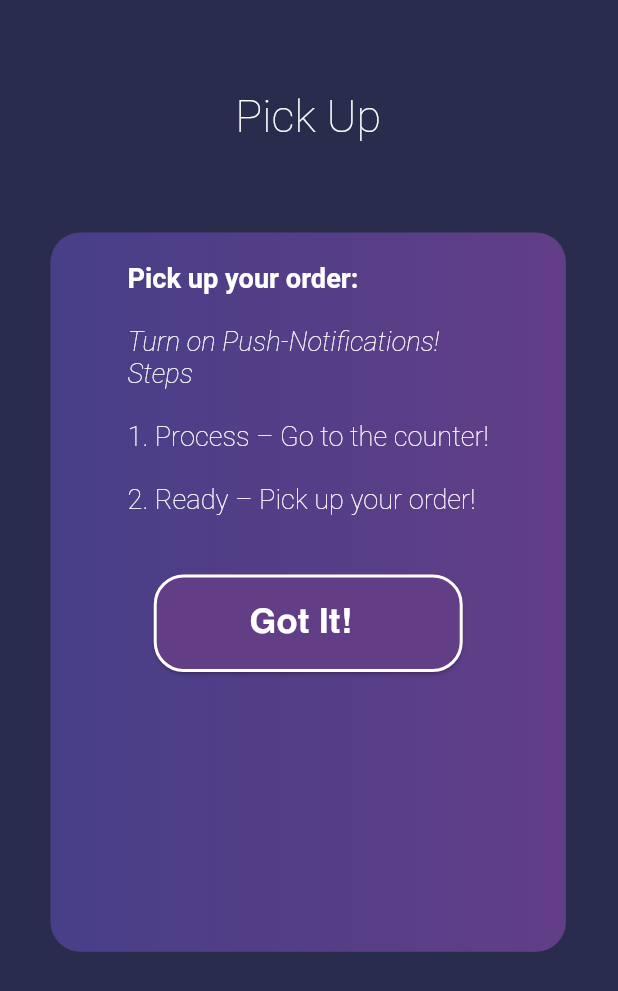
After one commit to sark-khan/barfly_user, a Flutter app: the PickUpScreen screen opened by its route, on a phone screen of 412 x 824 dp. The commit adds this screen. Shown: the top 991 px of the screen. Run offline on Flutter 3.47's test engine with Material 3 defaults, Android fonts, the light colour scheme and no system bars; our stand-ins replace get, get_storage, google_fonts, shimmer; accounts and stored records are empty.

Commit message:
responsive check and pickup screen

```diff
--- a/lib/routeGenerator.dart
+++ b/lib/routeGenerator.dart
@@ -10,6 +10,7 @@ import 'package:barfly_user/screens/MenuItems.dart';
 import 'package:barfly_user/screens/OrderOverview.dart';
 import 'package:barfly_user/screens/PersonalDataScreen.dart';
 import 'package:barfly_user/screens/PersonalScreen.dart';
+import 'package:barfly_user/screens/PickUpScreen.dart';
 import 'package:barfly_user/screens/TokenScreen.dart';
 import 'package:flutter/foundation.dart';
 import 'package:flutter/material.dart';
@@ -71,6 +72,10 @@ class RouteGenerator {
 
       case "/account-details-screen":
         return FadeRoute(page: AccountDetailsScreen());
+      case '/pickup-screen':
+        return FadeRoute(
+          page: PickUpScreen(),
+        );
       case '/personal-data-screen':
         return FadeRoute(
           page: PersonalDataScreen(),
--- /dev/null
+++ b/lib/screens/PickUpScreen.dart
@@ -0,0 +1,184 @@
+import 'package:barfly_user/appConstants.dart';
+import 'package:barfly_user/commonFunctions.dart';
+import 'package:flutter/material.dart';
+import 'package:google_fonts/google_fonts.dart';
+
+class PickUpScreen extends StatelessWidget {
+  const PickUpScreen({Key? key}) : super(key: key); // add a name key parameter
+  @override
+  Widget build(BuildContext context) {
+    double screenHeight = MediaQuery.of(context).size.height;
+    double screenWidth = MediaQuery.of(context).size.width;
+    return (PopScope(
+        canPop: true,
+        child: (Scaffold(
+            body: Padding(
+                padding: EdgeInsets.only(
+                    left: screenWidth * 0.08142, right: screenWidth * 0.08396),
+                child: (Column(
+                  mainAxisAlignment: MainAxisAlignment.start,
+                  crossAxisAlignment: CrossAxisAlignment.start,
+                  children: [
+                    SizedBox(
+                      height: 60,
+                    ),
+                    Center(
+                      child: Container(
+                        margin: const EdgeInsets.only(left: 0),
+                        child: RichText(
+                            text: const TextSpan(
+                                style: TextStyle(
+                                    color: Colors.white, fontSize: 30),
+                                children: [
+                              TextSpan(
+                                children: [
+                                  TextSpan(
+                                    text: "Pick ",
+                                    style:
+                                        TextStyle(fontWeight: FontWeight.w100),
+                                  ),
+                                  TextSpan(
+                                    text: "Up",
+                                    style:
+                                        TextStyle(fontWeight: FontWeight.w100),
+                                  ),
+                                ],
+                              )
+                            ])),
+                      ),
+                    ),
+                    SizedBox(
+                      height: 60,
+                    ),
+                    Expanded(
+                      child: SingleChildScrollView(
+                        child: Center(
+                          child: Container(
+                            constraints: BoxConstraints(
+                              minHeight: screenHeight * 0.582,
+                            ),
+                            width: screenWidth * 0.834,
+                            margin: const EdgeInsets.only(left: 0),
+                            decoration: BoxDecoration(
+                              borderRadius: BorderRadius.circular(20),
+                              gradient: const LinearGradient(
+                                colors: [Color(0xFF623E87), Color(0xFF473F88)],
+                                begin: Alignment.centerRight,
+                                end: Alignment.centerLeft,
+                              ),
+                            ),
+                            child: Padding(
+                              padding: const EdgeInsets.symmetric(
+                                  horizontal: 20, vertical: 20),
+                              child: Column(
+                                mainAxisSize: MainAxisSize.min,
+                                children: [
+                                  RichText(
+                                    text: TextSpan(
+                                      style: TextStyle(
+                                          color: Colors.white,
+                                          fontSize: getResponsiveFontSize(
+                                              screenWidth, screenHeight, 20)),
+                                      children: [
+                                        TextSpan(
+                                            text: "Pick up your order:\n\n",
+                                            style: TextStyle(
+                                                fontWeight: FontWeight.bold,
+                                                fontSize: getResponsiveFontSize(
+                                                    screenWidth,
+                                                    screenHeight,
+                                                    20))),
+                                        TextSpan(
+                                            text:
+                                                "Turn on Push-Notifications!\n",
+                                            style: TextStyle(
+                                                fontWeight: FontWeight.w100,
+                                                fontSize: getResponsiveFontSize(
+                                                    screenWidth,
+                                                    screenHeight,
+                                                    20),
+                                                fontStyle: FontStyle.italic)),
+                                        TextSpan(
+                                            text: "Steps\n\n",
+                                            style: TextStyle(
+                                                fontWeight: FontWeight.w100,
+                                                fontSize: getResponsiveFontSize(
+                                                    screenWidth,
+                                                    screenHeight,
+                                                    20),
+                                                fontStyle: FontStyle.italic)),
+                                        TextSpan(
+                                            text:
+                                                "1. Process – Go to the counter!\n\n",
+                                            style: TextStyle(
+                                                fontWeight: FontWeight.w100,
+                                                fontSize: getResponsiveFontSize(
+                                                    screenWidth,
+                                                    screenHeight,
+                                                    20))),
+                                        TextSpan(
+                                            text:
+                                                "2. Ready – Pick up your order!",
+                                            style: TextStyle(
+                                                fontWeight: FontWeight.w100,
+                                                fontSize: getResponsiveFontSize(
+                                                    screenWidth,
+                                                    screenHeight,
+                                                    20))),
+                                      ],
+                                    ),
+                                  ),
+                                  SizedBox(
+                                    height: 40,
+                                  ),
+                                  SizedBox(
+                                    width: screenWidth *
+                                        0.5, // Set the desired width here
+                                    child: ElevatedButton(
+                                      onPressed: () {},
+                                      style: ElevatedButton.styleFrom(
+                                        padding: const EdgeInsets.symmetric(
+                                            vertical: 16),
+                                        backgroundColor: Color(0xFF623E87),
+                                        shape: RoundedRectangleBorder(
+                                          borderRadius:
+                                              BorderRadius.circular(20),
+                                          side: BorderSide(
+                                              color: Colors.white, width: 2),
+                                        ),
+                                      ),
+                                      child: const Padding(
+                                        padding: EdgeInsets.symmetric(
+                                            horizontal: 10),
+                                        child: FittedBox(
+                                          fit: BoxFit.scaleDown,
+                                          child: Row(
+                                            mainAxisSize: MainAxisSize.min,
+                                            children: [
+                                              Text(
+                                                'Got It!',
+                                                style: TextStyle(
+                                                  fontFamily: "Helvetica",
+                                                  color: Colors.white,
+                                                  fontSize: 23,
+                                                  fontWeight: FontWeight.w700,
+                                                ),
+                                              ),
+                                              SizedBox(width: 10),
+                                            ],
+                                          ),
+                                        ),
+                                      ),
+                                    ),
+                                  ),
+                                ],
+                              ),
+                            ),
+                          ),
+                        ),
+                      ),
+                    ),
+                  ],
+                )))))));
+  }
+}
```
Also changed, not shown: lib/screens/AccountDetailsScreen.dart (+21 -5 lines), lib/screens/DeleteScreen.dart (+20 -9 lines), lib/screens/InsiderScreen.dart (+41 -15 lines), lib/screens/PersonalScreen.dart (+3 -9 lines), lib/screens/TokenScreen.dart (+7 -2 lines).
